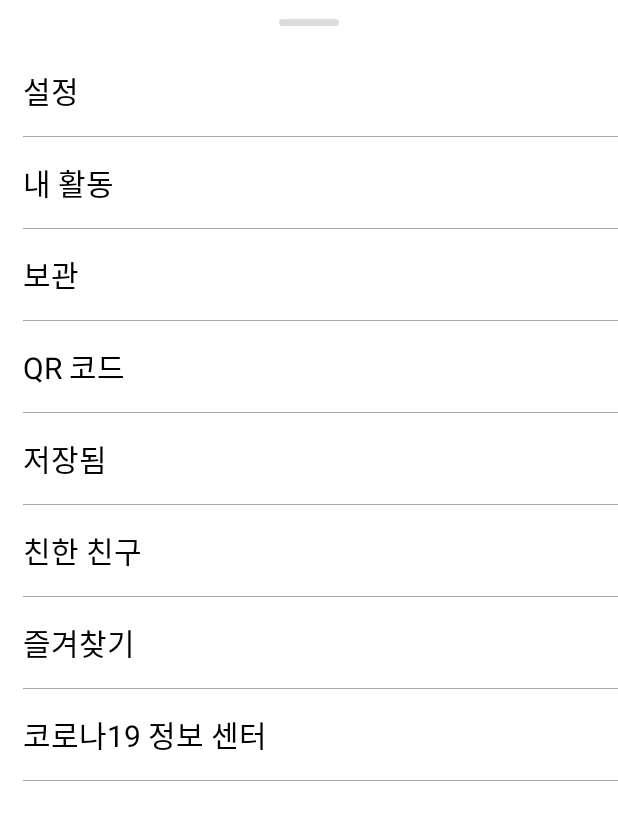
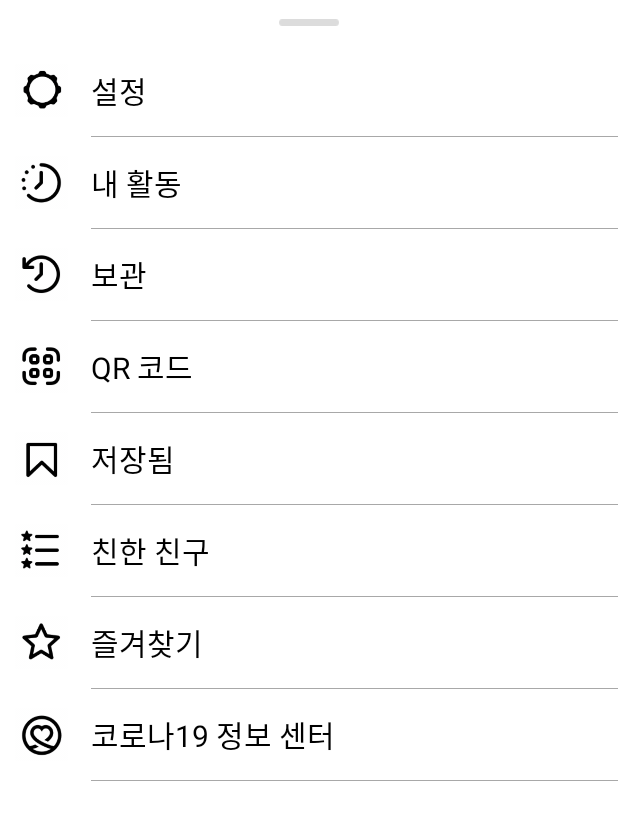
Before and after one commit to joeun-01/instagram, an Android app: the layout fragment_list.xml on its own in the app's theme, with its tools: preview values and no code run, on a phone screen of 412 x 824 dp. Shown: the top 820 px of the screen. Run offline under Robolectric (Android 15) with nearby library versions, the phone set to English and light mode, and no system bars.

Commit message:
profile list

```diff
--- a/app/src/main/res/layout/fragment_list.xml
+++ b/app/src/main/res/layout/fragment_list.xml
@@ -16,14 +16,15 @@
         app:layout_constraintTop_toTopOf="parent"/>
 
 
-<!--    <ImageView-->
-<!--        android:id="@+id/list_settings_iv"-->
-<!--        android:layout_width="10dp"-->
-<!--        android:layout_height="10dp"-->
-<!--        android:src=""-->
-<!--        android:layout_marginTop="10dp"-->
-<!--        app:layout_constraintStart_toStartOf="parent"-->
-<!--        app:layout_constraintTop_toTopOf="@id/list_iv"/>-->
+    <ImageView
+        android:id="@+id/list_settings_iv"
+        android:layout_width="35dp"
+        android:layout_height="35dp"
+        android:layout_marginStart="10dp"
+        android:src="@drawable/ic_setting"
+        app:layout_constraintStart_toStartOf="parent"
+        app:layout_constraintTop_toTopOf="@id/list_setting_tv"
+        app:layout_constraintBottom_toBottomOf="@+id/list_setting_tv"/>
 
     <TextView
         android:id="@+id/list_setting_tv"
@@ -34,7 +35,7 @@
         android:textSize="20sp"
         android:layout_marginStart="15dp"
         android:layout_marginTop="25dp"
-        app:layout_constraintStart_toStartOf="parent"
+        app:layout_constraintStart_toEndOf="@id/list_settings_iv"
         app:layout_constraintTop_toBottomOf="@+id/list_iv"/>
 
     <View
@@ -47,6 +48,16 @@
         app:layout_constraintEnd_toEndOf="parent"
         app:layout_constraintTop_toBottomOf="@id/list_setting_tv"/>
 
+    <ImageView
+        android:id="@+id/list_youractivity_iv"
+        android:layout_width="35dp"
+        android:layout_height="35dp"
+        android:layout_marginStart="10dp"
+        android:src="@drawable/ic_youractivity"
+        app:layout_constraintStart_toStartOf="parent"
+        app:layout_constraintTop_toTopOf="@id/list_youractivity_tv"
+        app:layout_constraintBottom_toBottomOf="@+id/list_youractivity_tv"/>
+
     <TextView
         android:id="@+id/list_youractivity_tv"
         android:layout_width="wrap_content"
@@ -56,7 +67,7 @@
         android:textSize="20sp"
         android:layout_marginStart="15dp"
         android:layout_marginTop="15dp"
-        app:layout_constraintStart_toStartOf="parent"
+        app:layout_constraintStart_toEndOf="@id/list_youractivity_iv"
         app:layout_constraintTop_toBottomOf="@+id/list_setting_under_view"/>
 
     <View
@@ -69,6 +80,16 @@
         app:layout_constraintEnd_toEndOf="parent"
         app:layout_constraintTop_toBottomOf="@id/list_youractivity_tv"/>
 
+    <ImageView
+        android:id="@+id/list_archive_iv"
+        android:layout_width="35dp"
+        android:layout_height="35dp"
+        android:layout_marginStart="10dp"
+        android:src="@drawable/ic_archive"
+        app:layout_constraintStart_toStartOf="parent"
+        app:layout_constraintTop_toTopOf="@id/list_archive_tv"
+        app:layout_constraintBottom_toBottomOf="@+id/list_archive_tv"/>
+
     <TextView
         android:id="@+id/list_archive_tv"
         android:layout_width="wrap_content"
@@ -78,7 +99,7 @@
         android:textSize="20sp"
         android:layout_marginStart="15dp"
         android:layout_marginTop="15dp"
-        app:layout_constraintStart_toStartOf="parent"
+        app:layout_constraintStart_toEndOf="@id/list_archive_iv"
         app:layout_constraintTop_toBottomOf="@+id/list_youractivity_under_view"/>
 
     <View
@@ -91,6 +112,16 @@
         app:layout_constraintEnd_toEndOf="parent"
         app:layout_constraintTop_toBottomOf="@id/list_archive_tv"/>
 
+    <ImageView
+        android:id="@+id/list_qr_iv"
+        android:layout_width="35dp"
+        android:layout_height="35dp"
+        android:layout_marginStart="10dp"
+        android:src="@drawable/ic_qr"
+        app:layout_constraintStart_toStartOf="parent"
+        app:layout_constraintTop_toTopOf="@id/list_qr_tv"
+        app:layout_constraintBottom_toBottomOf="@+id/list_qr_tv"/>
+
     <TextView
         android:id="@+id/list_qr_tv"
         android:layout_width="wrap_content"
@@ -100,7 +131,7 @@
         android:textSize="20sp"
         android:layout_marginStart="15dp"
         android:layout_marginTop="15dp"
-        app:layout_constraintStart_toStartOf="parent"
+        app:layout_constraintStart_toEndOf="@+id/list_qr_iv"
         app:layout_constraintTop_toBottomOf="@+id/list_archive_under_view"/>
 
     <View
@@ -113,6 +144,16 @@
         app:layout_constraintEnd_toEndOf="parent"
         app:layout_constraintTop_toBottomOf="@id/list_qr_tv"/>
 
+    <ImageView
+        android:id="@+id/list_saved_iv"
+        android:layout_width="35dp"
+        android:layout_height="35dp"
+        android:layout_marginStart="10dp"
+        android:src="@drawable/ic_saved"
+        app:layout_constraintStart_toStartOf="parent"
+        app:layout_constraintTop_toTopOf="@id/list_saved_tv"
+        app:layout_constraintBottom_toBottomOf="@+id/list_saved_tv"/>
+
     <TextView
         android:id="@+id/list_saved_tv"
         android:layout_width="wrap_content"
@@ -122,7 +163,7 @@
         android:textSize="20sp"
         android:layout_marginStart="15dp"
         android:layout_marginTop="15dp"
-        app:layout_constraintStart_toStartOf="parent"
+        app:layout_constraintStart_toEndOf="@+id/list_saved_iv"
         app:layout_constraintTop_toBottomOf="@+id/list_qr_under_view"/>
 
     <View
@@ -135,6 +176,16 @@
         app:layout_constraintEnd_toEndOf="parent"
         app:layout_constraintTop_toBottomOf="@id/list_saved_tv"/>
 
+    <ImageView
+        android:id="@+id/list_closefriend_iv"
+        android:layout_width="35dp"
+        android:layout_height="35dp"
+        android:layout_marginStart="10dp"
+        android:src="@drawable/ic_closefriend"
+        app:layout_constraintStart_toStartOf="parent"
+        app:layout_constraintTop_toTopOf="@id/list_closefriend_tv"
+        app:layout_constraintBottom_toBottomOf="@+id/list_closefriend_tv"/>
+
     <TextView
         android:id="@+id/list_closefriend_tv"
         android:layout_width="wrap_content"
@@ -144,7 +195,7 @@
         android:textSize="20sp"
         android:layout_marginStart="15dp"
         android:layout_marginTop="15dp"
-        app:layout_constraintStart_toStartOf="parent"
+        app:layout_constraintStart_toEndOf="@+id/list_closefriend_iv"
         app:layout_constraintTop_toBottomOf="@+id/list_saved_under_view"/>
 
     <View
@@ -157,6 +208,16 @@
         app:layout_constraintEnd_toEndOf="parent"
         app:layout_constraintTop_toBottomOf="@id/list_closefriend_tv"/>
 
+    <ImageView
+        android:id="@+id/list_favorite_iv"
+        android:layout_width="35dp"
+        android:layout_height="35dp"
+        android:layout_marginStart="10dp"
+        android:src="@drawable/ic_favorites"
+        app:layout_constraintStart_toStartOf="parent"
+        app:layout_constraintTop_toTopOf="@id/list_favorite_tv"
+        app:layout_constraintBottom_toBottomOf="@+id/list_favorite_tv"/>
+
     <TextView
         android:id="@+id/list_favorite_tv"
         android:layout_width="wrap_content"
@@ -166,7 +227,7 @@
         android:textSize="20sp"
         android:layout_marginStart="15dp"
         android:layout_marginTop="15dp"
-        app:layout_constraintStart_toStartOf="parent"
+        app:layout_constraintStart_toEndOf="@+id/list_favorite_iv"
         app:layout_constraintTop_toBottomOf="@+id/list_closefriend_under_view"/>
 
     <View
@@ -179,6 +240,16 @@
         app:layout_constraintEnd_toEndOf="parent"
         app:layout_constraintTop_toBottomOf="@id/list_favorite_tv"/>
 
+    <ImageView
+        android:id="@+id/list_covid19_iv"
+        android:layout_width="35dp"
+        android:layout_height="35dp"
+        android:layout_marginStart="10dp"
+        android:src="@drawable/ic_covid19"
+        app:layout_constraintStart_toStartOf="parent"
+        app:layout_constraintTop_toTopOf="@id/list_covid19_tv"
+        app:layout_constraintBottom_toBottomOf="@+id/list_covid19_tv"/>
+
     <TextView
         android:id="@+id/list_covid19_tv"
         android:layout_width="wrap_content"
@@ -188,7 +259,7 @@
         android:textSize="20sp"
         android:layout_marginStart="15dp"
         android:layout_marginTop="15dp"
-        app:layout_constraintStart_toStartOf="parent"
+        app:layout_constraintStart_toEndOf="@id/list_covid19_iv"
         app:layout_constraintTop_toBottomOf="@+id/list_favorite_under_view"/>
 
     <View
```
Also changed, not shown: app/src/main/res/drawable/ic_archive.PNG (added), app/src/main/res/drawable/ic_closefriend.PNG (added), app/src/main/res/drawable/ic_covid19.PNG (added), app/src/main/res/drawable/ic_favorites.PNG (added), app/src/main/res/drawable/ic_qr.PNG (added), app/src/main/res/drawable/ic_saved.PNG (added), app/src/main/res/drawable/ic_setting.PNG (added), app/src/main/res/drawable/ic_youractivity.PNG (added).
